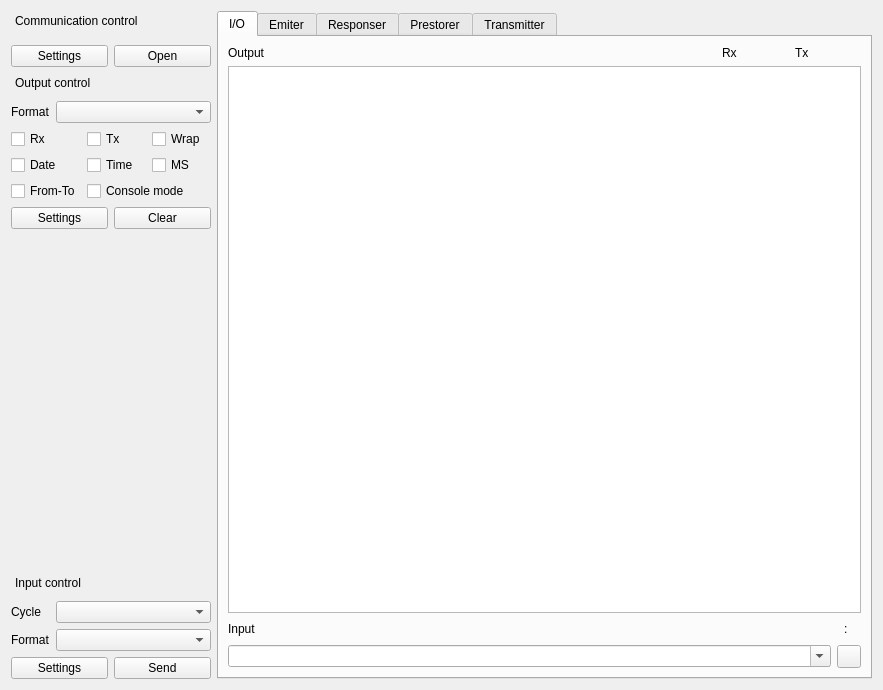
The window that Source/ToolBox/ToolBoxUI/xToolsToolBoxUi.ui (x-tools-author/x-tools) describes before a commit, drawn with Qt 5.
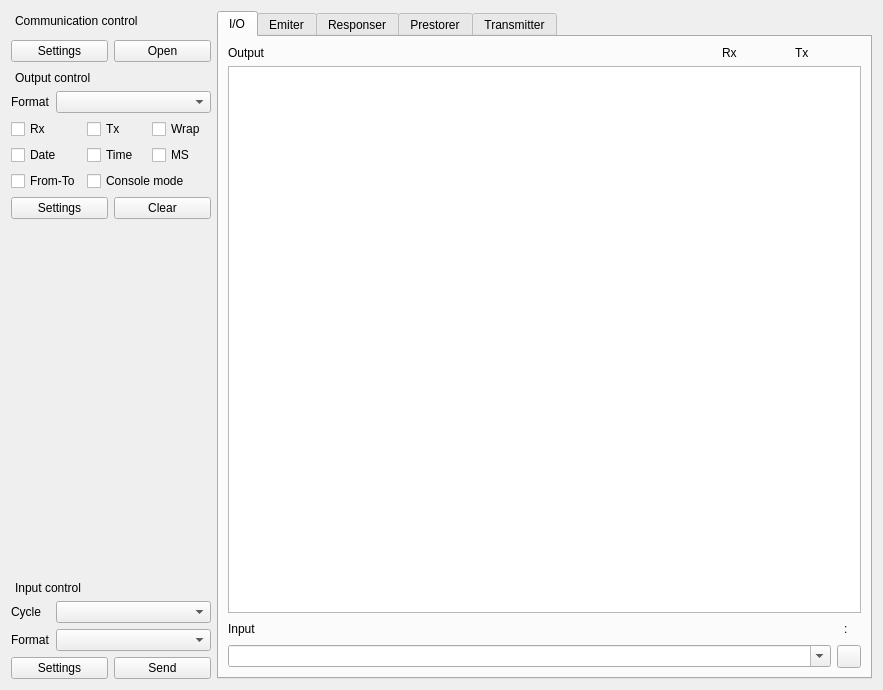
The same window after the commit. Custom widgets are drawn as their Qt base class.

Diff of the .ui file:
```diff
--- a/Source/ToolBox/ToolBoxUI/xToolsToolBoxUi.ui
+++ b/Source/ToolBox/ToolBoxUI/xToolsToolBoxUi.ui
@@ -64,7 +64,7 @@
            <number>0</number>
           </property>
           <property name="topMargin">
-           <number>9</number>
+           <number>4</number>
           </property>
           <property name="rightMargin">
            <number>0</number>
@@ -127,7 +127,7 @@
            <number>0</number>
           </property>
           <property name="topMargin">
-           <number>9</number>
+           <number>4</number>
           </property>
           <property name="rightMargin">
            <number>0</number>
@@ -272,7 +272,7 @@
            <number>0</number>
           </property>
           <property name="topMargin">
-           <number>9</number>
+           <number>4</number>
           </property>
           <property name="rightMargin">
            <number>0</number>
@@ -549,16 +549,16 @@
   </layout>
  </widget>
  <customwidgets>
-  <customwidget>
-   <class>xToolsTextFormatComboBox</class>
-   <extends>QComboBox</extends>
-   <header location="global">xToolsTextFormatComboBox.h</header>
-  </customwidget>
   <customwidget>
    <class>xToolsCheckBox</class>
    <extends>QCheckBox</extends>
    <header location="global">xToolsCheckBox.h</header>
   </customwidget>
+  <customwidget>
+   <class>xToolsTextFormatComboBox</class>
+   <extends>QComboBox</extends>
+   <header location="global">xToolsTextFormatComboBox.h</header>
+  </customwidget>
   <customwidget>
    <class>xToolsComboBox</class>
    <extends>QComboBox</extends>
```
